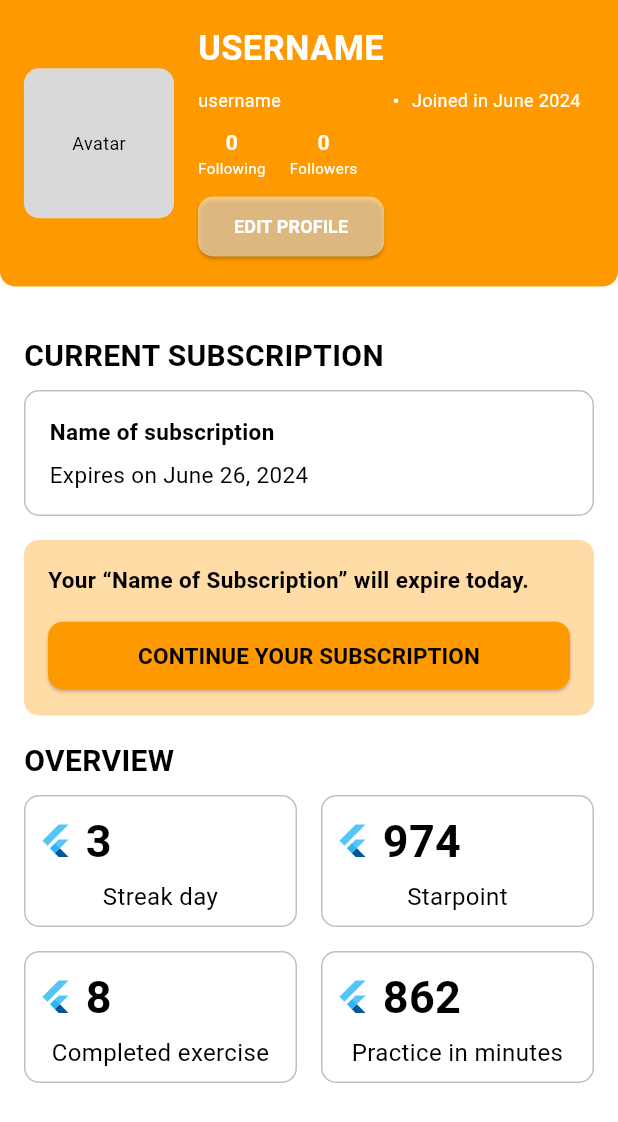
After one commit to Nguyen-Van-Truong/EnglishApp, a Flutter app: the screen it shows after launch, item 3 of the bottom bar chosen, after a tap on "Profile2", on a phone screen of 412 x 824 dp. The commit adds this screen. Shown: the top 1122 px of the screen. Run offline on Flutter 3.47's test engine with Material 3 defaults, Android fonts, the phone set to English and light mode, and no system bars; our stand-ins replace hexcolor, image_picker, permission_handler; missing offline and left inert: color_type_converter; Roboto replaces fonts that are missing (Poppins).

Commit message:
profile_page2.dart and room_setup_page.dart

```diff
--- a/lib/src/presentation/pages/exam_page.dart
+++ b/lib/src/presentation/pages/exam_page.dart
@@ -1,4 +1,6 @@
 import 'package:englishapp/src/presentation/pages/home2_page.dart';
+import 'package:englishapp/src/presentation/pages/profile_page2.dart';
+import 'package:englishapp/src/presentation/pages/room_setup_page.dart';
 import 'package:flutter/material.dart';
 import 'package:englishapp/src/presentation/pages/chatbot_page.dart';
 import 'package:englishapp/src/theme/colors.dart';
@@ -49,6 +51,33 @@ class ExamPage extends StatelessWidget {
                 );
               },
             ),
+
+            const SizedBox(height: 16),
+            ExamCard(
+              title: 'Room Setup Page',
+              exercisesCount: 0,
+              icon: Icons.chat,
+              iconColor: Colors.blueAccent,
+              onTap: () {
+                Navigator.push(
+                  context,
+                  MaterialPageRoute(builder: (context) => RoomSetupPage()),
+                );
+              },
+            ),
+            const SizedBox(height: 16),
+            ExamCard(
+              title: 'Profile2',
+              exercisesCount: 0,
+              icon: Icons.chat,
+              iconColor: Colors.blueAccent,
+              onTap: () {
+                Navigator.push(
+                  context,
+                  MaterialPageRoute(builder: (context) => ProfilePage2()),
+                );
+              },
+            ),
           ],
         ),
       ),
--- /dev/null
+++ b/lib/src/presentation/pages/profile_page2.dart
@@ -0,0 +1,336 @@
+import 'package:flutter/material.dart';
+
+class ProfilePage2 extends StatelessWidget {
+  @override
+  Widget build(BuildContext context) {
+    return Scaffold(
+      backgroundColor: Colors.white,
+      body: SingleChildScrollView(
+        padding: const EdgeInsets.all(0),
+        child: Column(
+          crossAxisAlignment: CrossAxisAlignment.start,
+          children: [
+            _buildProfileHeader(),
+            const SizedBox(height: 16),
+            Padding(
+              padding: const EdgeInsets.all(16.0),
+              child: Column(
+                crossAxisAlignment: CrossAxisAlignment.start,
+                children: [
+                  _buildSectionTitle('CURRENT SUBSCRIPTION'),
+                  const SizedBox(height: 8),
+                  _buildSubscriptionInfo(),
+                  const SizedBox(height: 16),
+                  _buildNotificationCard(),
+                  const SizedBox(height: 16),
+                  _buildSectionTitle('OVERVIEW'),
+                  const SizedBox(height: 8),
+                  _buildOverview(),
+                ],
+              ),
+            ),
+          ],
+        ),
+      ),
+    );
+  }
+
+  Widget _buildProfileHeader() {
+    return Container(
+      width: double.infinity,
+      padding: const EdgeInsets.all(16.0),
+      decoration: BoxDecoration(
+        color: Color(0xFFFF9900),
+        borderRadius: BorderRadius.vertical(bottom: Radius.circular(10)),
+      ),
+      child: Column(
+        children: [
+          Row(
+            children: [
+              Container(
+                width: 100,
+                height: 100,
+                decoration: BoxDecoration(
+                  color: Color(0xFFD9D9D9),
+                  borderRadius: BorderRadius.circular(10),
+                ),
+                child: Center(
+                  child: Text(
+                    'Avatar',
+                    style: TextStyle(
+                      color: Colors.black,
+                      fontSize: 12,
+                      fontFamily: 'Poppins',
+                      fontWeight: FontWeight.w400,
+                    ),
+                  ),
+                ),
+              ),
+              const SizedBox(width: 16),
+              Expanded(
+                child: Column(
+                  crossAxisAlignment: CrossAxisAlignment.start,
+                  children: [
+                    Text(
+                      'USERNAME',
+                      style: TextStyle(
+                        color: Colors.white,
+                        fontSize: 23,
+                        fontFamily: 'Poppins',
+                        fontWeight: FontWeight.w700,
+                      ),
+                    ),
+                    const SizedBox(height: 8),
+                    Row(
+                      children: [
+                        Expanded(
+                          child: Text(
+                            'username',
+                            style: TextStyle(
+                              color: Colors.white,
+                              fontSize: 12,
+                              fontFamily: 'Poppins',
+                              fontWeight: FontWeight.w400,
+                            ),
+                            overflow: TextOverflow.ellipsis,
+                          ),
+                        ),
+                        const SizedBox(width: 8),
+                        Text(
+                          '•',
+                          style: TextStyle(color: Colors.white),
+                        ),
+                        const SizedBox(width: 8),
+                        Expanded(
+                          child: Text(
+                            'Joined in June 2024',
+                            style: TextStyle(
+                              color: Colors.white,
+                              fontSize: 12,
+                              fontFamily: 'Poppins',
+                              fontWeight: FontWeight.w400,
+                            ),
+                            overflow: TextOverflow.ellipsis,
+                          ),
+                        ),
+                      ],
+                    ),
+                    const SizedBox(height: 8),
+                    Row(
+                      children: [
+                        _buildProfileStat('0', 'Following'),
+                        const SizedBox(width: 16),
+                        _buildProfileStat('0', 'Followers'),
+                      ],
+                    ),
+                    const SizedBox(height: 8),
+                    ElevatedButton(
+                      onPressed: () {},
+                      style: ElevatedButton.styleFrom(
+                        backgroundColor: Colors.white.withOpacity(0.5),
+                        shape: RoundedRectangleBorder(
+                          borderRadius: BorderRadius.circular(10),
+                        ),
+                      ),
+                      child: Text(
+                        'EDIT PROFILE',
+                        style: TextStyle(
+                          color: Colors.white,
+                          fontSize: 12,
+                          fontFamily: 'Poppins',
+                          fontWeight: FontWeight.w700,
+                        ),
+                      ),
+                    ),
+                  ],
+                ),
+              ),
+            ],
+          ),
+        ],
+      ),
+    );
+  }
+
+  Widget _buildProfileStat(String count, String label) {
+    return Column(
+      children: [
+        Text(
+          count,
+          style: TextStyle(
+            color: Colors.white,
+            fontSize: 14,
+            fontFamily: 'Poppins',
+            fontWeight: FontWeight.w600,
+          ),
+        ),
+        Text(
+          label,
+          style: TextStyle(
+            color: Colors.white,
+            fontSize: 10,
+            fontFamily: 'Poppins',
+            fontWeight: FontWeight.w400,
+          ),
+        ),
+      ],
+    );
+  }
+
+  Widget _buildSectionTitle(String title) {
+    return Text(
+      title,
+      style: TextStyle(
+        color: Colors.black,
+        fontSize: 20,
+        fontFamily: 'Poppins',
+        fontWeight: FontWeight.w700,
+      ),
+    );
+  }
+
+  Widget _buildSubscriptionInfo() {
+    return Container(
+      width: double.infinity,
+      padding: const EdgeInsets.all(16.0),
+      decoration: BoxDecoration(
+        border: Border.all(color: Colors.black.withOpacity(0.25)),
+        borderRadius: BorderRadius.circular(10),
+      ),
+      child: Column(
+        crossAxisAlignment: CrossAxisAlignment.start,
+        children: [
+          Text(
+            'Name of subscription',
+            style: TextStyle(
+              color: Colors.black,
+              fontSize: 15,
+              fontFamily: 'Poppins',
+              fontWeight: FontWeight.w700,
+            ),
+          ),
+          const SizedBox(height: 8),
+          Text(
+            'Expires on June 26, 2024',
+            style: TextStyle(
+              color: Colors.black,
+              fontSize: 15,
+              fontFamily: 'Poppins',
+              fontWeight: FontWeight.w400,
+            ),
+          ),
+        ],
+      ),
+    );
+  }
+
+  Widget _buildOverview() {
+    return Column(
+      children: [
+        Row(
+          children: [
+            _buildOverviewCard('3', 'Streak day', FlutterLogo()),
+            const SizedBox(width: 16),
+            _buildOverviewCard('974', 'Starpoint', FlutterLogo()),
+          ],
+        ),
+        const SizedBox(height: 16),
+        Row(
+          children: [
+            _buildOverviewCard('8', 'Completed exercise', FlutterLogo()),
+            const SizedBox(width: 16),
+            _buildOverviewCard('862', 'Practice in minutes', FlutterLogo()),
+          ],
+        ),
+      ],
+    );
+  }
+
+  Widget _buildOverviewCard(String count, String label, Widget icon) {
+    return Expanded(
+      child: Container(
+        padding: const EdgeInsets.all(8.0),
+        decoration: BoxDecoration(
+          border: Border.all(color: Colors.black.withOpacity(0.25)),
+          borderRadius: BorderRadius.circular(10),
+        ),
+        child: Column(
+          children: [
+            Row(
+              children: [
+                icon,
+                const SizedBox(width: 8),
+                Text(
+                  count,
+                  style: TextStyle(
+                    color: Colors.black,
+                    fontSize: 30,
+                    fontFamily: 'Poppins',
+                    fontWeight: FontWeight.w600,
+                  ),
+                ),
+              ],
+            ),
+            const SizedBox(height: 4),
+            Text(
+              label,
+              style: TextStyle(
+                color: Colors.black,
+                fontSize: 16,
+                fontFamily: 'Poppins',
+                fontWeight: FontWeight.w400,
+              ),
+              textAlign: TextAlign.center,
+            ),
+          ],
+        ),
+      ),
+    );
+  }
+
+  Widget _buildNotificationCard() {
+    return Container(
+      padding: const EdgeInsets.all(16.0),
+      decoration: BoxDecoration(
+        color: Color(0xFFFFDBA6),
+        borderRadius: BorderRadius.circular(10),
+      ),
+      child: Column(
+        crossAxisAlignment: CrossAxisAlignment.start,
+        children: [
+          Text(
+            'Your “Name of Subscription” will expire today.',
+            style: TextStyle(
+              color: Colors.black,
+              fontSize: 15,
+              fontFamily: 'Poppins',
+              fontWeight: FontWeight.w700,
+            ),
+          ),
+          const SizedBox(height: 16),
+          ElevatedButton(
+            onPressed: () {},
+            style: ElevatedButton.styleFrom(
+              backgroundColor: Color(0xFFFF9900),
+              shape: RoundedRectangleBorder(
+                borderRadius: BorderRadius.circular(10),
+              ),
+              padding: const EdgeInsets.symmetric(vertical: 12),
+            ),
+            child: Center(
+              child: Text(
+                'CONTINUE YOUR SUBSCRIPTION',
+                style: TextStyle(
+                  color: Colors.black,
+                  fontSize: 15,
+                  fontFamily: 'Poppins',
+                  fontWeight: FontWeight.w700,
+                ),
+              ),
+            ),
+          ),
+        ],
+      ),
+    );
+  }
+}
```
Also changed, not shown: lib/src/presentation/pages/room_setup_page.dart (added, +219 -0 lines).
